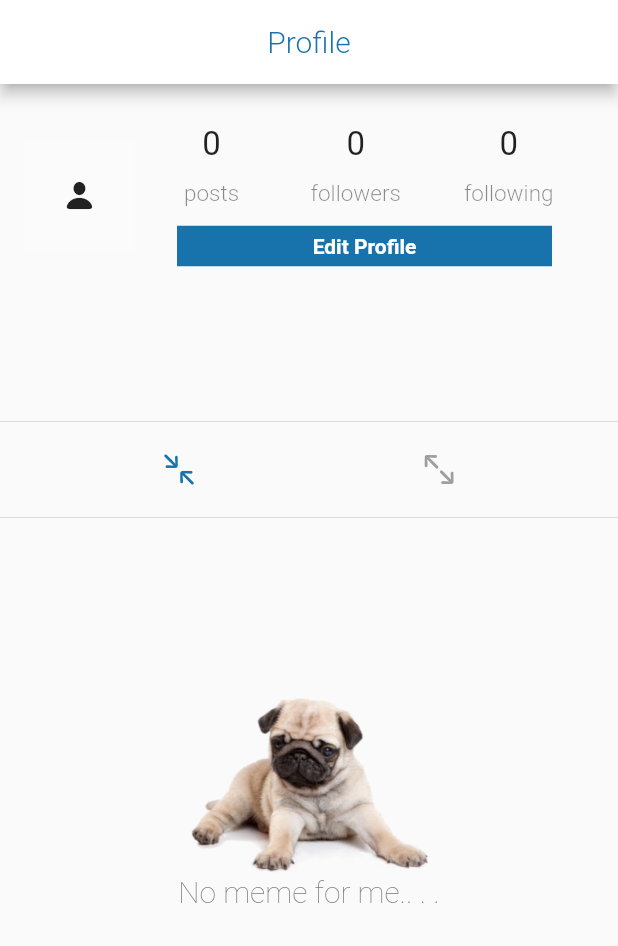
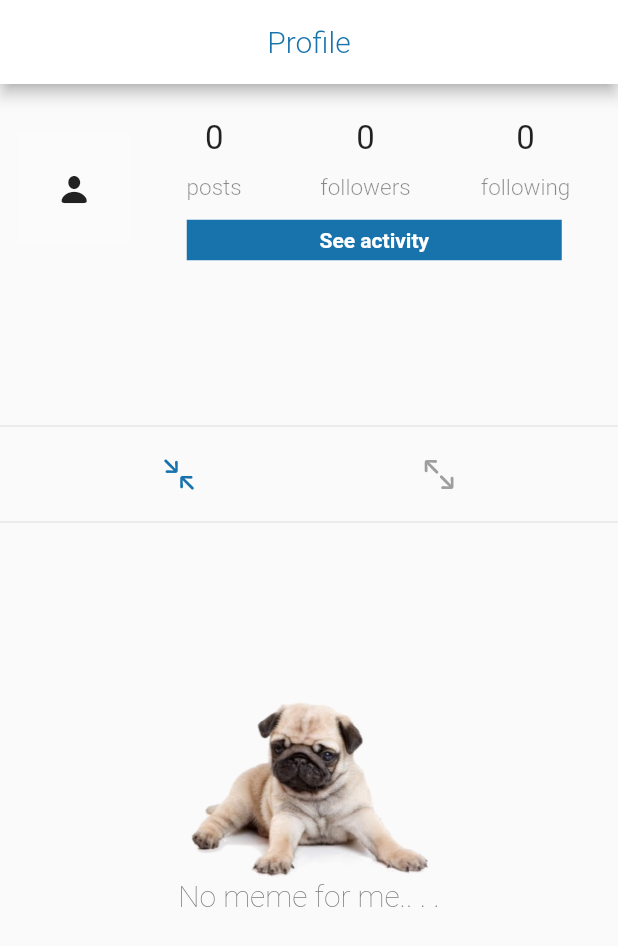
Before and after one commit to vorishirne/instagram-dogy, a Flutter app: the Profile screen opened directly, on a phone screen of 412 x 824 dp. Shown: the top 946 px of the screen. Run offline on Flutter 3.47's test engine with Material 2 defaults, Android fonts, the phone set to English and light mode, and no system bars; drawn by our look-alikes of cached_network_image; our stand-ins replace chewie, cloud_firestore, firebase_auth, firebase_storage, flushbar, flutter_signin_button and 10 more; missing offline and left inert: animator, cached_video_player, flutter_video_compress, transformer_page_view; accounts and stored records are empty; network calls fail; statements that could not run were skipped.

```diff
--- a/lib/pages/profile.dart
+++ b/lib/pages/profile.dart
@@ -12,6 +12,7 @@ import 'package:dodogy_challange/widgets/post.dart';
 import 'package:dodogy_challange/widgets/post_tile.dart';
 import 'package:dodogy_challange/widgets/progress.dart';
 import 'dart:math';
+import 'activity_feed.dart';
 
 class Profile extends StatefulWidget {
   final String profileId;
@@ -22,8 +23,7 @@ class Profile extends StatefulWidget {
   _ProfileState createState() => _ProfileState();
 }
 
-class _ProfileState extends State<Profile>
-     {
+class _ProfileState extends State<Profile> {
   final String currentUserId = currentUser?.id;
 
   String postOrientation = "grid";
@@ -105,7 +105,8 @@ class _ProfileState extends State<Profile>
               children: <Widget>[
                 IconButton(
                   icon: Text((count > 0 ? count : 0).toString(),
-                  style: TextStyle(fontSize: 22.0, fontWeight: FontWeight.w400)),
+                      style: TextStyle(
+                          fontSize: 22.0, fontWeight: FontWeight.w400)),
                 ),
                 Container(
                   margin: EdgeInsets.only(top: 0.0),
@@ -122,7 +123,19 @@ class _ProfileState extends State<Profile>
             )));
   }
 
-  editProfile(contextx) {
+  void viewActivity(contextx) {
+    Navigator.push(
+        context,
+        MaterialPageRoute(builder: (contex) => ActivityFeed()
+            // EditProfile(
+            //         currentUserId: currentUserId,
+            //         mastercontext: contextx,
+            //       ))
+
+            ));
+  }
+
+  void editProfile(contextx) {
     Navigator.push(
         context,
         MaterialPageRoute(
@@ -165,9 +178,9 @@ class _ProfileState extends State<Profile>
     bool isProfileOwner = currentUserId == widget.profileId;
     if (isProfileOwner) {
       return buildButton(
-        text: "Edit Profile",
+        text: "See activity",
         function: () {
-          editProfile(context);
+          viewActivity(context);
         },
       );
     } else if (isFollowing) {
@@ -254,7 +267,9 @@ class _ProfileState extends State<Profile>
   }
 
   buildProfileHeader(BuildContext childContext) {
-    return FutureBuilder(
+    return SizedBox(
+        height: 220,
+        child: FutureBuilder(
             future: usersRef.document(widget.profileId).get(),
             builder: (context, snapshot) {
               if (!snapshot.hasData || snapshot.data == null) {
@@ -269,37 +284,51 @@ class _ProfileState extends State<Profile>
               }
               User user = User.fromDocument(snapshot.data);
               print("ole ole ole");
-          return Padding(
-            padding: EdgeInsets.all(16.0),
+              return SizedBox(
+                  height: 200,
+                  child: Padding(
+                    padding: EdgeInsets.fromLTRB(12, 12, 0, 0),
                     child: Column(
                       children: <Widget>[
                         Row(
                           children: <Widget>[
-                    CachedNetworkImage(
+                            GestureDetector(
+                              onTap: () => editProfile(context),
+                              child: SizedBox(
+                                height: 75,
+                                width: 75,
+                                child: CachedNetworkImage(
                                     imageUrl: user.photoUrl ??
                                         "https://www.asjfkfhdgihdknjskdjfeid.com",
-                        imageBuilder: (context, imageProvider) => CircleAvatar(
+                                    imageBuilder: (context, imageProvider) =>
+                                        CircleAvatar(
                                           backgroundColor: Colors.grey,
                                           backgroundImage: imageProvider,
                                           radius: 40,
                                         ),
-                        errorWidget: (context, url, error) => Container(
+                                    errorWidget: (context, url, error) =>
+                                        Container(
                                             color: Colors.white10,
                                             padding: EdgeInsets.all(25),
                                             child: Icon(
                                               CupertinoIcons.person_solid,
                                             ))),
+                              ),
+                            ),
                             Expanded(
                               flex: 1,
                               child: Column(
                                 children: <Widget>[
                                   Row(
                                     mainAxisSize: MainAxisSize.max,
-                            mainAxisAlignment: MainAxisAlignment.spaceEvenly,
+                                    mainAxisAlignment:
+                                        MainAxisAlignment.spaceEvenly,
                                     children: <Widget>[
-                              buildCountColumn("posts", postCount, null),
-                              buildCountColumn("followers", followerCount - 1,
-                                  () {
+                                      buildCountColumn(
+                                          "posts", postCount, null),
+                                      buildCountColumn(
+                                          "followers", followerCount - 1, () {
+                                        if (widget.profileId == currentUserId) {
                                           setState(() {
                                             //miniPageController.jumpToPage(1);
                                             miniPageIndex = 1;
@@ -308,11 +337,14 @@ class _ProfileState extends State<Profile>
                                             print("applied page index");
                                             miniPageController.animateTo(1);
                                           });
+                                          Navigator.of(context).popUntil(
+                                              (route) => route.isFirst);
+                                        }
                                       }),
-                              buildCountColumn("following", followingCount - 1,
-                                  () {
+                                      buildCountColumn(
+                                          "following", followingCount - 1, () {
+                                        if (widget.profileId == currentUserId) {
                                           setState(() {
-
                                             miniPageIndex = 0;
                                             pageController.jumpToPage(1);
                                             pageIndex = 1;
@@ -320,13 +352,20 @@ class _ProfileState extends State<Profile>
                                             //miniPageIndex = 0;
                                             miniPageController.animateTo(0);
                                           });
+                                          Navigator.of(context).popUntil(
+                                              (route) => route.isFirst);
+                                        }
                                       }),
                                     ],
                                   ),
                                   Row(
-                            mainAxisAlignment: MainAxisAlignment.spaceEvenly,
+                                    mainAxisAlignment:
+                                        MainAxisAlignment.spaceEvenly,
                                     children: <Widget>[
-                              buildProfileButton(),
+                                      SizedBox(
+                                        height: 50,
+                                        child: buildProfileButton(),
+                                      )
                                     ],
                                   ),
                                 ],
@@ -369,8 +408,8 @@ class _ProfileState extends State<Profile>
                         ),
                       ],
                     ),
-          );
-        });
+                  ));
+            }));
   }
 
   buildProfilePosts() {
@@ -420,8 +459,8 @@ class _ProfileState extends State<Profile>
             if (postOrientation == "grid") {
               List<GridTile> gridTiles = [];
               snapshot.data.documents.forEach((post) {
-                gridTiles
-                    .add(GridTile(child: PostTile(postmini.fromDocument(post))));
+                gridTiles.add(
+                    GridTile(child: PostTile(postmini.fromDocument(post))));
               });
               return Container(
                 // decoration: BoxDecoration(color: Colors.black87),
@@ -482,7 +521,6 @@ class _ProfileState extends State<Profile>
 
   @override
   Widget build(BuildContext context) {
-
     return Scaffold(
       appBar: header(context, titleText: "Profile"),
       body: ListView(
```
Also changed, not shown: lib/pages/activity_feed.dart (+6 -2 lines), lib/pages/search.dart (+39 -26 lines), lib/widgets/post.dart (+24 -7 lines). Lines whose indentation alone changed are shown as unchanged.
